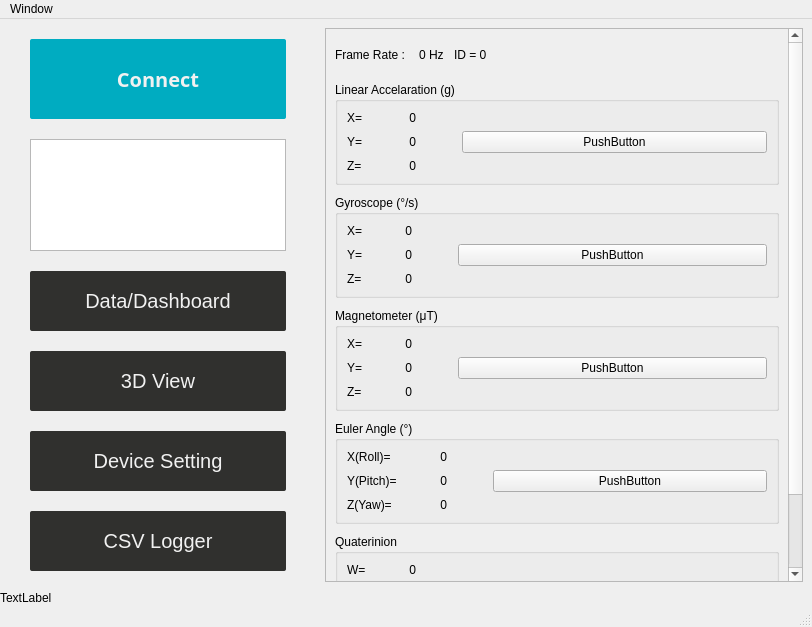
Before: the Qt Designer form CHCenter/baseform.ui in dongFangTuring/CHCenter, drawn with Qt 5.
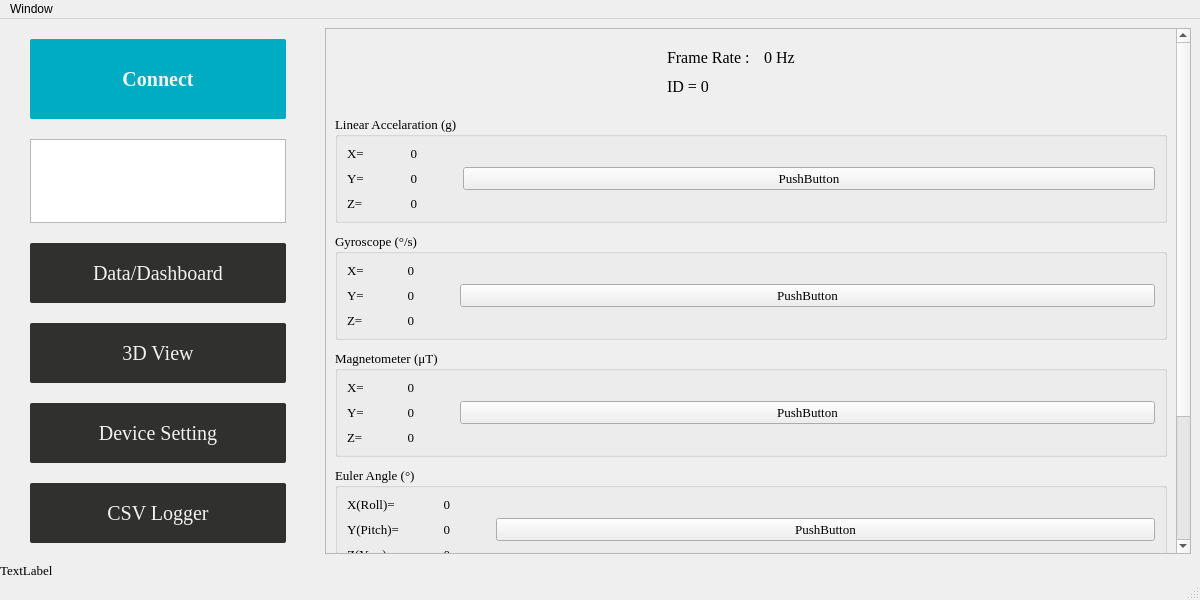
After: the same form once the commit is applied. The open tabs and pages were chosen to show the change.

The edit to the form file:
```diff
--- a/CHCenter/baseform.ui
+++ b/CHCenter/baseform.ui
@@ -9,8 +9,8 @@
    <rect>
     <x>0</x>
     <y>0</y>
-    <width>812</width>
-    <height>627</height>
+    <width>1200</width>
+    <height>600</height>
    </rect>
   </property>
   <property name="sizePolicy">
@@ -21,7 +21,7 @@
   </property>
   <property name="minimumSize">
    <size>
-    <width>800</width>
+    <width>1000</width>
     <height>600</height>
    </size>
   </property>
@@ -114,7 +114,7 @@
            </property>
            <property name="font">
             <font>
-             <family>微軟正黑體</family>
+             <family>Times New Roman</family>
              <pointsize>-1</pointsize>
              <weight>75</weight>
              <bold>true</bold>
@@ -176,6 +176,12 @@
              <height>60</height>
             </size>
            </property>
+           <property name="font">
+            <font>
+             <family>Times New Roman</family>
+             <pointsize>-1</pointsize>
+            </font>
+           </property>
            <property name="styleSheet">
             <string notr="true">QPushButton {
 font-size:20px;
@@ -217,6 +223,12 @@
              <height>60</height>
             </size>
            </property>
+           <property name="font">
+            <font>
+             <family>Times New Roman</family>
+             <pointsize>-1</pointsize>
+            </font>
+           </property>
            <property name="styleSheet">
             <string notr="true">QPushButton {
 font-size:20px;
@@ -258,6 +270,12 @@
              <height>60</height>
             </size>
            </property>
+           <property name="font">
+            <font>
+             <family>Times New Roman</family>
+             <pointsize>-1</pointsize>
+            </font>
+           </property>
            <property name="styleSheet">
             <string notr="true">QPushButton {
 font-size:20px;
@@ -299,6 +317,12 @@
              <height>60</height>
             </size>
            </property>
+           <property name="font">
+            <font>
+             <family>Times New Roman</family>
+             <pointsize>-1</pointsize>
+            </font>
+           </property>
            <property name="cursor">
             <cursorShape>ArrowCursor</cursorShape>
            </property>
@@ -354,9 +378,9 @@
              <property name="geometry">
               <rect>
                <x>0</x>
-               <y>0</y>
-               <width>449</width>
-               <height>662</height>
+               <y>-225</y>
+               <width>837</width>
+               <height>776</height>
               </rect>
              </property>
              <property name="sizePolicy">
@@ -370,13 +394,17 @@
                <number>10</number>
               </property>
               <item>
+               <layout class="QHBoxLayout" name="DataTopBar">
+                <property name="topMargin">
+                 <number>10</number>
+                </property>
+                <property name="bottomMargin">
+                 <number>10</number>
+                </property>
+                <item>
+                 <layout class="QVBoxLayout" name="verticalLayout_6">
+                  <item>
                <layout class="QHBoxLayout" name="horizontalLayout_2">
-                <property name="topMargin">
-                 <number>10</number>
-                </property>
-                <property name="bottomMargin">
-                 <number>10</number>
-                </property>
                 <item>
                  <widget class="QLabel" name="label_10">
                   <property name="sizePolicy">
@@ -385,6 +413,12 @@
                     <verstretch>0</verstretch>
                    </sizepolicy>
                   </property>
+                      <property name="font">
+                       <font>
+                        <family>Times New Roman</family>
+                        <pointsize>12</pointsize>
+                       </font>
+                      </property>
                   <property name="text">
                    <string>Frame Rate : </string>
                   </property>
@@ -398,6 +432,18 @@
                     <verstretch>0</verstretch>
                    </sizepolicy>
                   </property>
+                      <property name="minimumSize">
+                       <size>
+                        <width>0</width>
+                        <height>0</height>
+                       </size>
+                      </property>
+                      <property name="font">
+                       <font>
+                        <family>Times New Roman</family>
+                        <pointsize>12</pointsize>
+                       </font>
+                      </property>
                   <property name="text">
                    <string>0 Hz</string>
                   </property>
@@ -406,14 +452,22 @@
                   </property>
                  </widget>
                 </item>
+                   </layout>
+                  </item>
                 <item>
                  <widget class="QLabel" name="LabelID">
                   <property name="sizePolicy">
-                   <sizepolicy hsizetype="Minimum" vsizetype="Fixed">
+                     <sizepolicy hsizetype="Fixed" vsizetype="Fixed">
                     <horstretch>0</horstretch>
                     <verstretch>0</verstretch>
                    </sizepolicy>
                   </property>
+                    <property name="font">
+                     <font>
+                      <family>Times New Roman</family>
+                      <pointsize>12</pointsize>
+                     </font>
+                    </property>
                   <property name="text">
                    <string>ID = 0</string>
                   </property>
@@ -422,6 +476,24 @@
                </layout>
               </item>
               <item>
+                 <spacer name="horizontalSpacer_6">
+                  <property name="orientation">
+                   <enum>Qt::Horizontal</enum>
+                  </property>
+                  <property name="sizeType">
+                   <enum>QSizePolicy::Minimum</enum>
+                  </property>
+                  <property name="sizeHint" stdset="0">
+                   <size>
+                    <width>40</width>
+                    <height>20</height>
+                   </size>
+                  </property>
+                 </spacer>
+                </item>
+               </layout>
+              </item>
+              <item>
                <widget class="QGroupBox" name="LabelGPAcc">
                 <property name="minimumSize">
                  <size>
@@ -429,6 +501,12 @@
                   <height>0</height>
                  </size>
                 </property>
+                <property name="font">
+                 <font>
+                  <family>Times New Roman</family>
+                  <pointsize>10</pointsize>
+                 </font>
+                </property>
                 <property name="styleSheet">
                  <string notr="true"/>
                 </property>
@@ -582,6 +660,12 @@
               </item>
               <item>
                <widget class="QGroupBox" name="LabelGPGyro">
+                <property name="font">
+                 <font>
+                  <family>Times New Roman</family>
+                  <pointsize>10</pointsize>
+                 </font>
+                </property>
                 <property name="title">
                  <string>Gyroscope (°/s)</string>
                 </property>
@@ -726,6 +810,12 @@
               </item>
               <item>
                <widget class="QGroupBox" name="LabelGPMag">
+                <property name="font">
+                 <font>
+                  <family>Times New Roman</family>
+                  <pointsize>10</pointsize>
+                 </font>
+                </property>
                 <property name="title">
                  <string>Magnetometer (μT)</string>
                 </property>
@@ -870,6 +960,12 @@
               </item>
               <item>
                <widget class="QGroupBox" name="LabelGPEuler">
+                <property name="font">
+                 <font>
+                  <family>Times New Roman</family>
+                  <pointsize>10</pointsize>
+                 </font>
+                </property>
                 <property name="title">
                  <string>Euler Angle (°)</string>
                 </property>
@@ -1017,6 +1113,12 @@
                 <property name="enabled">
                  <bool>true</bool>
                 </property>
+                <property name="font">
+                 <font>
+                  <family>Times New Roman</family>
+                  <pointsize>10</pointsize>
+                 </font>
+                </property>
                 <property name="title">
                  <string>Quaterinion</string>
                 </property>
@@ -1294,6 +1396,12 @@
           <height>0</height>
          </size>
         </property>
+        <property name="font">
+         <font>
+          <family>Times New Roman</family>
+          <pointsize>10</pointsize>
+         </font>
+        </property>
         <property name="text">
          <string>TextLabel</string>
         </property>
@@ -1311,8 +1419,8 @@
     <rect>
      <x>0</x>
      <y>0</y>
-     <width>812</width>
-     <height>25</height>
+     <width>1200</width>
+     <height>26</height>
     </rect>
    </property>
    <widget class="QMenu" name="menuWindow">
```
Left out of the diff: 6 changed lines with no effect on the pictures. Lines whose indentation alone changed are shown as unchanged.
